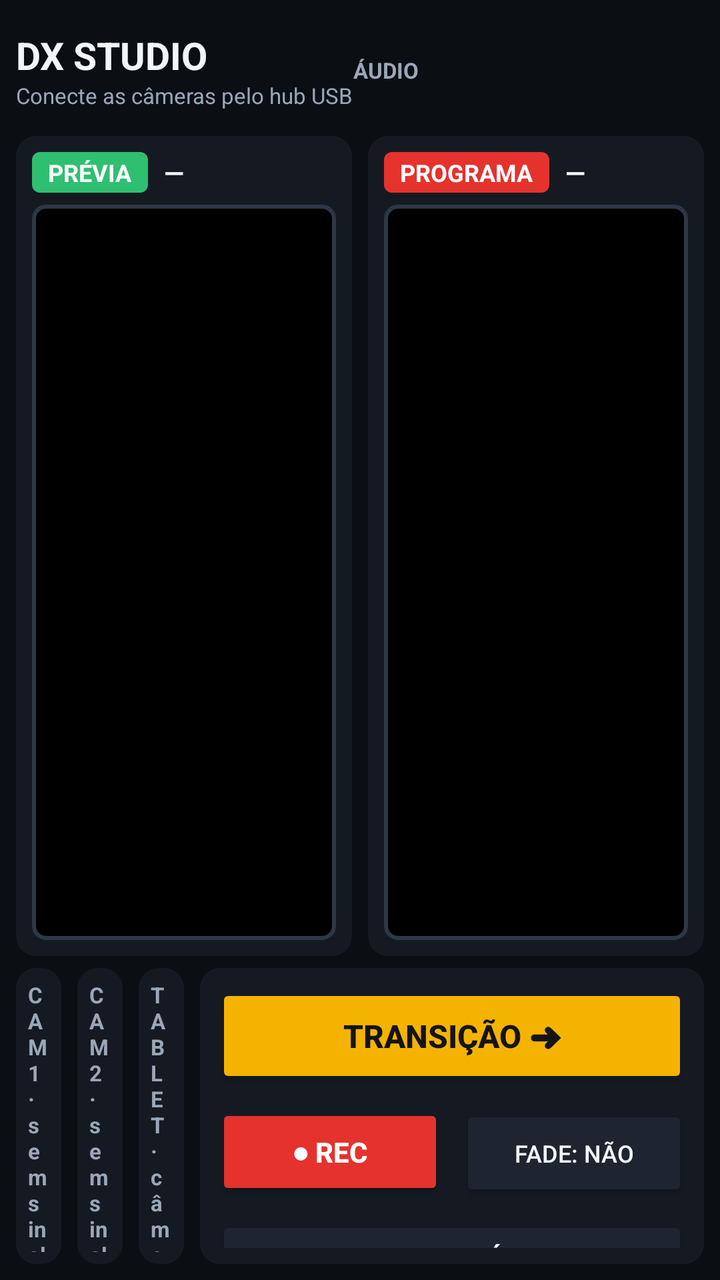
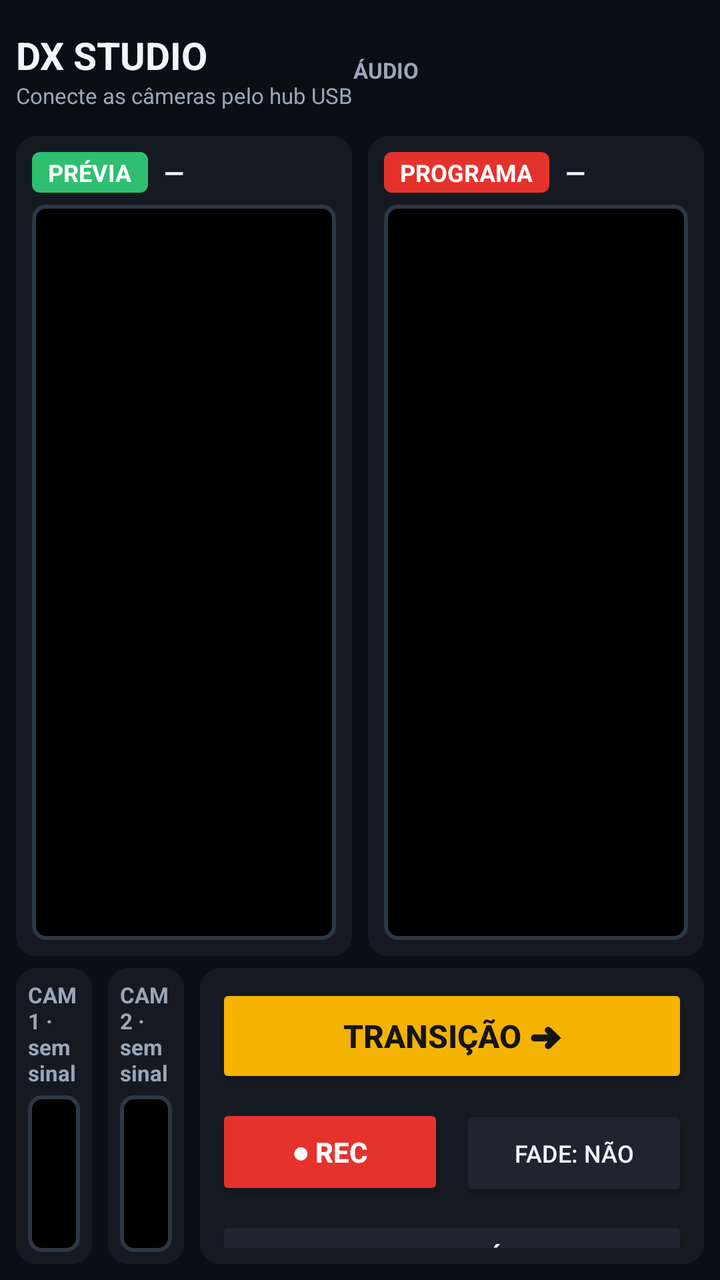

Two renders of the same Android screen: before a commit and after it. Below are the layout's source before the change and the commit's diff.
<!-- AndroidManifest.xml: application theme Theme.DxStudio -->
<!-- res/layout/activity_main.xml -->
<?xml version="1.0" encoding="utf-8"?>
<LinearLayout xmlns:android="http://schemas.android.com/apk/res/android"
    android:id="@+id/rootLayout"
    android:layout_width="match_parent"
    android:layout_height="match_parent"
    android:background="@color/bg"
    android:orientation="vertical"
    android:padding="8dp">

    
    <LinearLayout
        android:layout_width="match_parent"
        android:layout_height="54dp"
        android:gravity="center_vertical"
        android:orientation="horizontal">

        <LinearLayout
            android:layout_width="wrap_content"
            android:layout_height="wrap_content"
            android:orientation="vertical">

            <TextView
                android:layout_width="wrap_content"
                android:layout_height="wrap_content"
                android:text="DX STUDIO"
                android:textColor="@color/text_primary"
                android:textSize="19sp"
                android:textStyle="bold" />

            <TextView
                android:id="@+id/statusText"
                android:layout_width="wrap_content"
                android:layout_height="wrap_content"
                android:text="Conecte as câmeras pelo hub USB"
                android:textColor="@color/text_secondary"
                android:textSize="11sp" />
        </LinearLayout>

        <View
            android:layout_width="0dp"
            android:layout_height="1dp"
            android:layout_weight="1" />

        <TextView
            android:layout_width="wrap_content"
            android:layout_height="wrap_content"
            android:layout_marginEnd="6dp"
            android:text="ÁUDIO"
            android:textColor="@color/text_secondary"
            android:textSize="11sp"
            android:textStyle="bold" />

        <Spinner
            android:id="@+id/audioSpinner"
            android:layout_width="230dp"
            android:layout_height="42dp"
            android:backgroundTint="@color/panel_light" />

        <LinearLayout
            android:layout_width="wrap_content"
            android:layout_height="wrap_content"
            android:layout_marginStart="12dp"
            android:orientation="vertical">

            <TextView
                android:layout_width="wrap_content"
                android:layout_height="wrap_content"
                android:text="NÍVEL"
                android:textColor="@color/text_secondary"
                android:textSize="10sp"
                android:textStyle="bold" />

            <ProgressBar
                android:id="@+id/vuMeter"
                style="?android:attr/progressBarStyleHorizontal"
                android:layout_width="120dp"
                android:layout_height="10dp"
                android:layout_marginTop="4dp"
                android:max="100"
                android:progress="0"
                android:progressTint="@color/preview_green" />
        </LinearLayout>

        <TextView
            android:id="@+id/recIndicator"
            android:layout_width="wrap_content"
            android:layout_height="wrap_content"
            android:layout_marginStart="16dp"
            android:text="● REC"
            android:textColor="@color/program_red"
            android:textSize="16sp"
            android:textStyle="bold"
            android:visibility="gone" />

        <TextView
            android:id="@+id/recTimer"
            android:layout_width="wrap_content"
            android:layout_height="wrap_content"
            android:layout_marginStart="8dp"
            android:fontFamily="monospace"
            android:text="00:00:00"
            android:textColor="@color/text_primary"
            android:textSize="17sp"
            android:textStyle="bold" />

        <Button
            android:id="@+id/libraryButton"
            android:layout_width="wrap_content"
            android:layout_height="42dp"
            android:layout_marginStart="14dp"
            android:backgroundTint="@color/panel_light"
            android:text="GRAVAÇÕES"
            android:textColor="@color/text_primary" />

        <Button
            android:id="@+id/diagButton"
            android:layout_width="wrap_content"
            android:layout_height="42dp"
            android:layout_marginStart="8dp"
            android:backgroundTint="@color/panel_light"
            android:text="DIAGNÓSTICO"
            android:textColor="@color/text_primary" />
    </LinearLayout>

    
    <LinearLayout
        android:id="@+id/monitorsRow"
        android:layout_width="match_parent"
        android:layout_height="0dp"
        android:layout_marginTop="6dp"
        android:layout_weight="1"
        android:orientation="horizontal">

        <LinearLayout
            android:layout_width="0dp"
            android:layout_height="match_parent"
            android:layout_marginEnd="4dp"
            android:layout_weight="1"
            android:background="@drawable/bg_panel"
            android:orientation="vertical"
            android:padding="8dp">

            <LinearLayout
                android:layout_width="match_parent"
                android:layout_height="wrap_content"
                android:gravity="center_vertical"
                android:orientation="horizontal">

                <TextView
                    android:layout_width="wrap_content"
                    android:layout_height="wrap_content"
                    android:background="@drawable/bg_tag_preview"
                    android:paddingStart="8dp"
                    android:paddingTop="2dp"
                    android:paddingEnd="8dp"
                    android:paddingBottom="2dp"
                    android:text="PRÉVIA"
                    android:textColor="#FFFFFF"
                    android:textSize="12sp"
                    android:textStyle="bold" />

                <TextView
                    android:id="@+id/previewSourceName"
                    android:layout_width="wrap_content"
                    android:layout_height="wrap_content"
                    android:layout_marginStart="8dp"
                    android:text="—"
                    android:textColor="@color/text_primary"
                    android:textSize="13sp"
                    android:textStyle="bold" />
            </LinearLayout>

            <FrameLayout
                android:id="@+id/previewContainer"
                android:layout_width="match_parent"
                android:layout_height="0dp"
                android:layout_marginTop="6dp"
                android:layout_weight="1"
                android:background="@drawable/bg_monitor">

                <ImageView
                    android:id="@+id/previewMirror"
                    android:layout_width="match_parent"
                    android:layout_height="match_parent"
                    android:scaleType="fitCenter"
                    android:visibility="gone" />
            </FrameLayout>
        </LinearLayout>

        <LinearLayout
            android:layout_width="0dp"
            android:layout_height="match_parent"
            android:layout_marginStart="4dp"
            android:layout_weight="1"
            android:background="@drawable/bg_panel"
            android:orientation="vertical"
            android:padding="8dp">

            <LinearLayout
                android:layout_width="match_parent"
                android:layout_height="wrap_content"
                android:gravity="center_vertical"
                android:orientation="horizontal">

                <TextView
                    android:layout_width="wrap_content"
                    android:layout_height="wrap_content"
                    android:background="@drawable/bg_tag_program"
                    android:paddingStart="8dp"
                    android:paddingTop="2dp"
                    android:paddingEnd="8dp"
                    android:paddingBottom="2dp"
                    android:text="PROGRAMA"
                    android:textColor="#FFFFFF"
                    android:textSize="12sp"
                    android:textStyle="bold" />

                <TextView
                    android:id="@+id/programSourceName"
                    android:layout_width="wrap_content"
                    android:layout_height="wrap_content"
                    android:layout_marginStart="8dp"
                    android:text="—"
                    android:textColor="@color/text_primary"
                    android:textSize="13sp"
                    android:textStyle="bold" />

                <TextView
                    android:id="@+id/onAirBadge"
                    android:layout_width="wrap_content"
                    android:layout_height="wrap_content"
                    android:layout_marginStart="8dp"
                    android:text="NO AR / GRAVANDO"
                    android:textColor="@color/program_red"
                    android:textSize="11sp"
                    android:textStyle="bold"
                    android:visibility="gone" />
            </LinearLayout>

            <FrameLayout
                android:id="@+id/programContainer"
                android:layout_width="match_parent"
                android:layout_height="0dp"
                android:layout_marginTop="6dp"
                android:layout_weight="1"
                android:background="@drawable/bg_monitor">

                <ImageView
                    android:id="@+id/programMirror"
                    android:layout_width="match_parent"
                    android:layout_height="match_parent"
                    android:scaleType="fitCenter"
                    android:visibility="gone" />
            </FrameLayout>
        </LinearLayout>
    </LinearLayout>

    
    <LinearLayout
        android:id="@+id/bottomRow"
        android:layout_width="match_parent"
        android:layout_height="148dp"
        android:layout_marginTop="6dp"
        android:orientation="horizontal">

        <LinearLayout
            android:id="@+id/slotPanel1"
            android:layout_width="0dp"
            android:layout_height="match_parent"
            android:layout_marginEnd="4dp"
            android:layout_weight="1"
            android:background="@drawable/bg_panel"
            android:orientation="vertical"
            android:padding="6dp">

            <TextView
                android:id="@+id/slotLabel1"
                android:layout_width="wrap_content"
                android:layout_height="wrap_content"
                android:text="CAM 1 · sem sinal"
                android:textColor="@color/text_secondary"
                android:textSize="11sp"
                android:textStyle="bold" />

            <FrameLayout
                android:id="@+id/slotContainer1"
                android:layout_width="match_parent"
                android:layout_height="0dp"
                android:layout_marginTop="4dp"
                android:layout_weight="1"
                android:background="@drawable/bg_monitor" />
        </LinearLayout>

        <LinearLayout
            android:id="@+id/slotPanel2"
            android:layout_width="0dp"
            android:layout_height="match_parent"
            android:layout_marginStart="4dp"
            android:layout_marginEnd="4dp"
            android:layout_weight="1"
            android:background="@drawable/bg_panel"
            android:orientation="vertical"
            android:padding="6dp">

            <TextView
                android:id="@+id/slotLabel2"
                android:layout_width="wrap_content"
                android:layout_height="wrap_content"
                android:text="CAM 2 · sem sinal"
                android:textColor="@color/text_secondary"
                android:textSize="11sp"
                android:textStyle="bold" />

            <FrameLayout
                android:id="@+id/slotContainer2"
                android:layout_width="match_parent"
                android:layout_height="0dp"
                android:layout_marginTop="4dp"
                android:layout_weight="1"
                android:background="@drawable/bg_monitor" />
        </LinearLayout>

        <LinearLayout
            android:id="@+id/slotPanel3"
            android:layout_width="0dp"
            android:layout_height="match_parent"
            android:layout_marginStart="4dp"
            android:layout_marginEnd="4dp"
            android:layout_weight="1"
            android:background="@drawable/bg_panel"
            android:orientation="vertical"
            android:padding="6dp">

            <TextView
                android:id="@+id/slotLabel3"
                android:layout_width="wrap_content"
                android:layout_height="wrap_content"
                android:text="TABLET · câmera interna"
                android:textColor="@color/text_secondary"
                android:textSize="11sp"
                android:textStyle="bold" />

            <FrameLayout
                android:id="@+id/slotContainer3"
                android:layout_width="match_parent"
                android:layout_height="0dp"
                android:layout_marginTop="4dp"
                android:layout_weight="1"
                android:background="@drawable/bg_monitor" />
        </LinearLayout>

        <LinearLayout
            android:layout_width="252dp"
            android:layout_height="match_parent"
            android:layout_marginStart="4dp"
            android:background="@drawable/bg_panel"
            android:orientation="vertical"
            android:padding="8dp">

            <Button
                android:id="@+id/transitionButton"
                android:layout_width="match_parent"
                android:layout_height="52dp"
                android:backgroundTint="@color/gold"
                android:text="TRANSIÇÃO ➜"
                android:textColor="#141414"
                android:textSize="16sp"
                android:textStyle="bold" />

            <LinearLayout
                android:layout_width="match_parent"
                android:layout_height="wrap_content"
                android:layout_marginTop="8dp"
                android:orientation="horizontal">

                <Button
                    android:id="@+id/recButton"
                    android:layout_width="0dp"
                    android:layout_height="48dp"
                    android:layout_marginEnd="4dp"
                    android:layout_weight="1"
                    android:backgroundTint="@color/program_red"
                    android:text="● REC"
                    android:textColor="#FFFFFF"
                    android:textStyle="bold" />

                <Button
                    android:id="@+id/fadeToggle"
                    android:layout_width="0dp"
                    android:layout_height="48dp"
                    android:layout_marginStart="4dp"
                    android:layout_weight="1"
                    android:backgroundTint="@color/panel_light"
                    android:text="FADE: NÃO"
                    android:textColor="@color/text_primary"
                    android:textSize="12sp" />
            </LinearLayout>

            <Button
                android:id="@+id/modeButton"
                android:layout_width="match_parent"
                android:layout_height="40dp"
                android:layout_marginTop="8dp"
                android:backgroundTint="@color/panel_light"
                android:text="MODO: ESTÚDIO"
                android:textColor="@color/text_primary"
                android:textSize="12sp"
                android:textStyle="bold" />

            <TextView
                android:id="@+id/recInfo"
                android:layout_width="match_parent"
                android:layout_height="wrap_content"
                android:layout_marginTop="6dp"
                android:text="Toque numa fonte pra prévia. TRANSIÇÃO manda pro programa."
                android:textColor="@color/text_secondary"
                android:textSize="10sp" />
        </LinearLayout>
    </LinearLayout>
</LinearLayout>
<!-- resources referenced by this layout -->
<resources>
  <color name="bg">#0B0E13</color>
  <color name="gold">#F5B301</color>
  <color name="panel_light">#1E2530</color>
  <color name="preview_green">#2FBF71</color>
  <color name="program_red">#E5322D</color>
  <color name="text_primary">#F2F5F9</color>
  <color name="text_secondary">#9AA7B8</color>
  <!-- drawable bg_monitor (drawable) -->
  <?xml version="1.0" encoding="utf-8"?>
  <shape xmlns:android="http://schemas.android.com/apk/res/android" android:shape="rectangle">
      <solid android:color="#000000" />
      <stroke android:width="2dp" android:color="#2E3745" />
      <corners android:radius="6dp" />
  </shape>
  <!-- drawable bg_panel (drawable) -->
  <?xml version="1.0" encoding="utf-8"?>
  <shape xmlns:android="http://schemas.android.com/apk/res/android" android:shape="rectangle">
      <solid android:color="#151A22" />
      <corners android:radius="10dp" />
  </shape>
  <!-- drawable bg_tag_preview (drawable) -->
  <?xml version="1.0" encoding="utf-8"?>
  <shape xmlns:android="http://schemas.android.com/apk/res/android" android:shape="rectangle">
      <solid android:color="#2FBF71" />
      <corners android:radius="4dp" />
  </shape>
  <!-- drawable bg_tag_program (drawable) -->
  <?xml version="1.0" encoding="utf-8"?>
  <shape xmlns:android="http://schemas.android.com/apk/res/android" android:shape="rectangle">
      <solid android:color="#E5322D" />
      <corners android:radius="4dp" />
  </shape>
  <style name="Theme.DxStudio" parent="android:Theme.Material.NoActionBar">
          <item name="android:windowBackground">@color/bg</item>
          <item name="android:colorAccent">@color/accent</item>
          <item name="android:statusBarColor">@color/bg</item>
          <item name="android:navigationBarColor">@color/bg</item>
          <item name="android:textColorPrimary">@color/text_primary</item>
          <item name="android:textColorSecondary">@color/text_secondary</item>
          <item name="android:windowLightStatusBar">false</item>
      </style>
  <color name="accent">#E9452B</color>
</resources>

<!-- the commit's change to res/layout/activity_main.xml (unified diff, before → after) -->
@@ -320,36 +320,7 @@
                 android:background="@drawable/bg_monitor" />
         </LinearLayout>
 
-        <LinearLayout
-            android:id="@+id/slotPanel3"
-            android:layout_width="0dp"
-            android:layout_height="match_parent"
-            android:layout_marginStart="4dp"
-            android:layout_marginEnd="4dp"
-            android:layout_weight="1"
-            android:background="@drawable/bg_panel"
-            android:orientation="vertical"
-            android:padding="6dp">
-
-            <TextView
-                android:id="@+id/slotLabel3"
-                android:layout_width="wrap_content"
-                android:layout_height="wrap_content"
-                android:text="TABLET · câmera interna"
-                android:textColor="@color/text_secondary"
-                android:textSize="11sp"
-                android:textStyle="bold" />
-
-            <FrameLayout
-                android:id="@+id/slotContainer3"
-                android:layout_width="match_parent"
-                android:layout_height="0dp"
-                android:layout_marginTop="4dp"
-                android:layout_weight="1"
-                android:background="@drawable/bg_monitor" />
-        </LinearLayout>
-
-        <LinearLayout
+                <LinearLayout
             android:layout_width="252dp"
             android:layout_height="match_parent"
             android:layout_marginStart="4dp"
